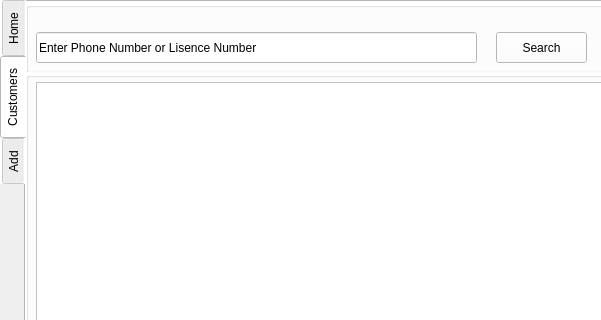
First picture: the form in CarRent/mainscreen.ui, repository Mani-SSH/Car_Rental, before the edit; both pictures show x 0 to 601 and y 0 to 320 of the 1366 by 720 pixel window.
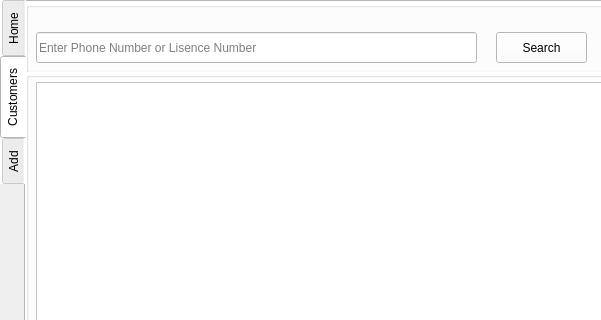
Second picture: the form after the edit. The open tabs and pages were chosen to show the change.

```diff
--- a/CarRent/mainscreen.ui
+++ b/CarRent/mainscreen.ui
@@ -431,6 +431,9 @@
         </rect>
        </property>
        <property name="text">
+        <string/>
+       </property>
+       <property name="placeholderText">
         <string>Enter Phone Number or Lisence Number</string>
        </property>
       </widget>
```
Left out of the diff: 5 changed lines with no effect on the pictures.
